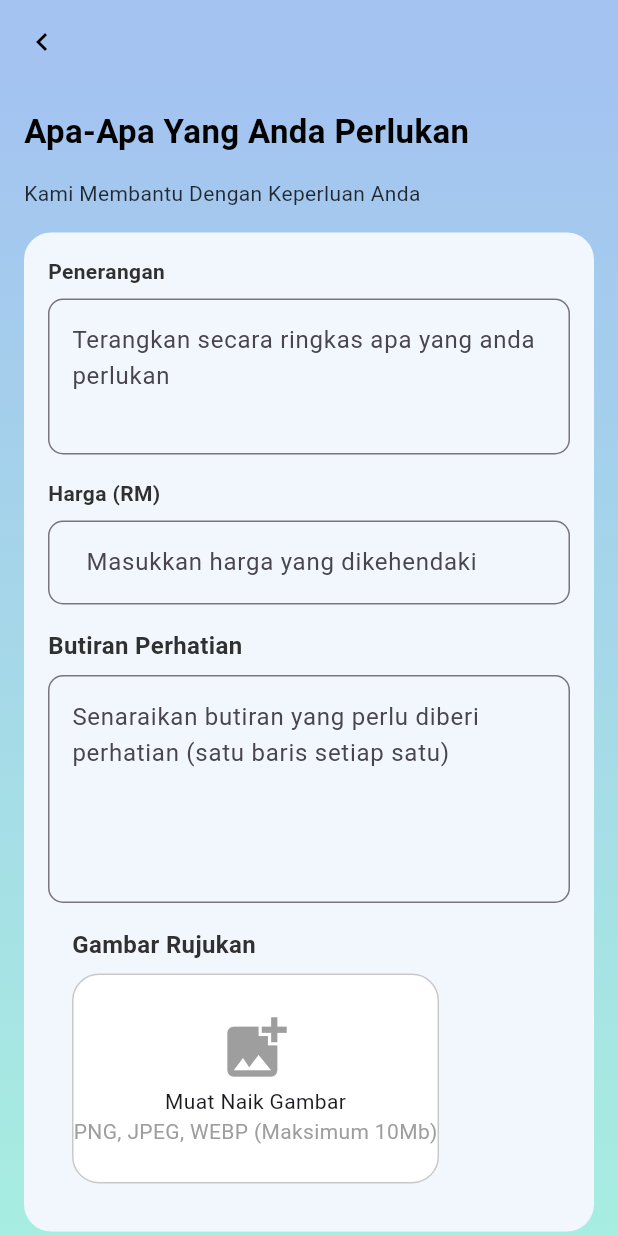
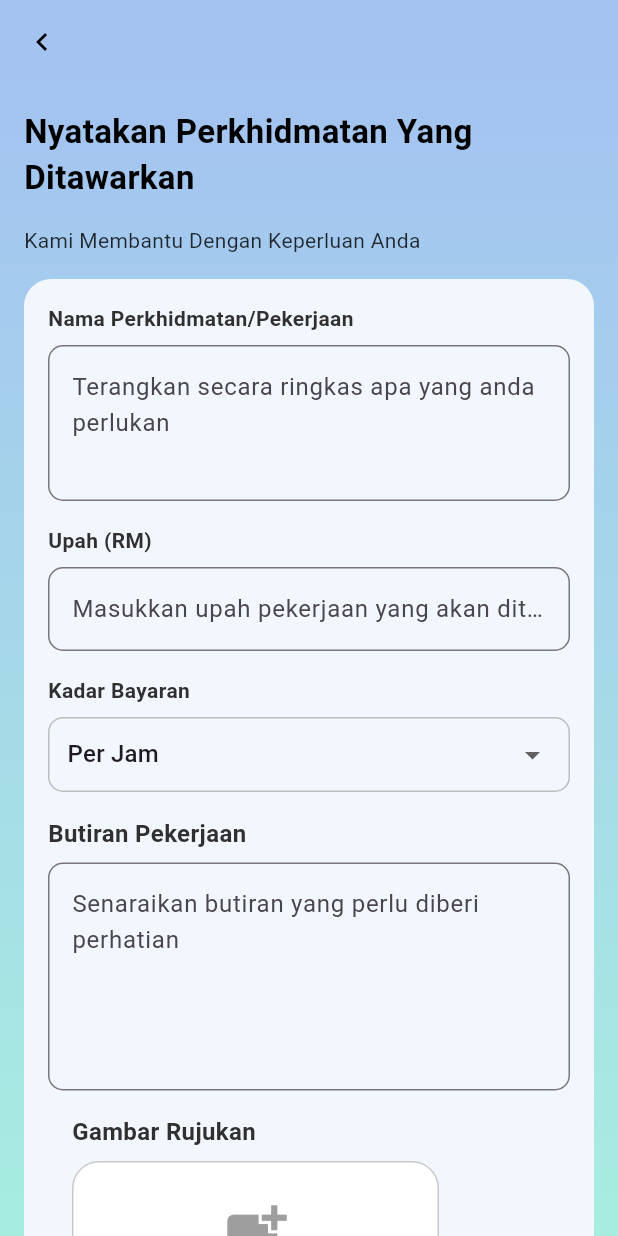
Before and after one commit to izzathakimi/henshin, a Flutter app: the RequestServicePage1Widget screen opened directly, on a phone screen of 412 x 824 dp. Run offline on Flutter 3.47's test engine with Material 3 defaults, Android fonts, the phone set to English and light mode, and no system bars; our stand-ins replace auto_size_text, cached_network_image, cloud_firestore, firebase_auth, firebase_core, firebase_storage and 7 more; accounts and stored records are empty; generated files the repository leaves out were written again; Roboto replaces fonts that are missing (NatoSansKhmer, Ubuntu).

Commit message:
Flutter Upgrade and Few Changes

```diff
--- a/lib/home_page.dart
+++ b/lib/home_page.dart
@@ -54,18 +54,18 @@ class HomePageState extends State<HomePage> {
     'Halaman Profil',
     'Kerja Tersedia',
     'Permohonan Kerja',
-    'Postingan Pekerjaan',
+    'Tawar Pekerjaan',
     'Servis dalam Proses',
-    'Rekod Servis',
+    'Senarai Pekerjaan Yang Ditawarkan',
   ];
 
   final List<Map<String, dynamic>> _drawerItems = [
     {'icon': Icons.person, 'title': 'Halaman Profil', 'index': 3},
     {'icon': Icons.work, 'title': 'Kerja Tersedia', 'index': 4},
     {'icon': Icons.description, 'title': 'Permohonan Kerja', 'index': 5},
-    {'icon': Icons.build, 'title': 'Postingan Pekerjaan', 'index': 6},
+    {'icon': Icons.build, 'title': 'Tawar Pekerjaan', 'index': 6},
     {'icon': Icons.timer, 'title': 'Servis Dalam Proses', 'index': 7},
-    {'icon': Icons.history, 'title': 'Rekod Servis', 'index': 8},
+    {'icon': Icons.history, 'title': 'Senarai Pekerjaan Yang Ditawarkan', 'index': 8},
   ];
 
   void _onItemTapped(int index) {
--- a/lib/job_application_page/job_application_widget.dart
+++ b/lib/job_application_page/job_application_widget.dart
@@ -154,7 +154,7 @@ class JobApplicationPageWidgetState extends State<JobApplicationPageWidget> {
                                   child: ClipRRect(
                                     borderRadius: BorderRadius.circular(12),
                                     child: Image.asset(
-                                      'assets/images/HensinLogo_removebg_preview.png',
+                                      'assets/images/RuralHubLogo.png',
                                       width: 100,
                                       height: 100,
                                       fit: BoxFit.cover,
@@ -358,7 +358,7 @@ class JobApplicationPageWidgetState extends State<JobApplicationPageWidget> {
                                   child: ClipRRect(
                                     borderRadius: BorderRadius.circular(12),
                                     child: Image.asset(
-                                      'assets/images/HensinLogo_removebg_preview.png',
+                                      'assets/images/RuralHubLogo.png',
                                       width: 100,
                                       height: 100,
                                       fit: BoxFit.cover,
@@ -562,7 +562,7 @@ class JobApplicationPageWidgetState extends State<JobApplicationPageWidget> {
                                   child: ClipRRect(
                                     borderRadius: BorderRadius.circular(12),
                                     child: Image.asset(
-                                      'assets/images/HensinLogo_removebg_preview.png',
+                                      'assets/images/RuralHubLogo.png',
                                       width: 100,
                                       height: 100,
                                       fit: BoxFit.cover,
@@ -766,7 +766,7 @@ class JobApplicationPageWidgetState extends State<JobApplicationPageWidget> {
                                   child: ClipRRect(
                                     borderRadius: BorderRadius.circular(12),
                                     child: Image.asset(
-                                      'assets/images/HensinLogo_removebg_preview.png',
+                                      'assets/images/RuralHubLogo.png',
                                       width: 100,
                                       height: 100,
                                       fit: BoxFit.cover,
@@ -970,7 +970,7 @@ class JobApplicationPageWidgetState extends State<JobApplicationPageWidget> {
                                   child: ClipRRect(
                                     borderRadius: BorderRadius.circular(12),
                                     child: Image.asset(
-                                      'assets/images/HensinLogo_removebg_preview.png',
+                                      'assets/images/RuralHubLogo.png',
                                       width: 100,
                                       height: 100,
                                       fit: BoxFit.cover,
@@ -1174,7 +1174,7 @@ class JobApplicationPageWidgetState extends State<JobApplicationPageWidget> {
                                   child: ClipRRect(
                                     borderRadius: BorderRadius.circular(12),
                                     child: Image.asset(
-                                      'assets/images/HensinLogo_removebg_preview.png',
+                                      'assets/images/RuralHubLogo.png',
                                       width: 100,
                                       height: 100,
                                       fit: BoxFit.cover,
@@ -1378,7 +1378,7 @@ class JobApplicationPageWidgetState extends State<JobApplicationPageWidget> {
                                   child: ClipRRect(
                                     borderRadius: BorderRadius.circular(12),
                                     child: Image.asset(
-                                      'assets/images/HensinLogo_removebg_preview.png',
+                                      'assets/images/RuralHubLogo.png',
                                       width: 100,
                                       height: 100,
                                       fit: BoxFit.cover,
--- a/lib/request_history/request_history_widget.dart
+++ b/lib/request_history/request_history_widget.dart
@@ -108,6 +108,7 @@ class RequestHistoryWidget extends StatelessWidget {
                               requirements: List<String>.from(data['requirements'] ?? []),
                               description: data['description'] ?? '',
                               imageUrl: data['imageUrl'] ?? '',
+                              paymentRate: data['paymentRate'] ?? '',
                               dateTime: timestamp,
                               requestId: doc.id,
                             ),
--- a/lib/request_service_page1/request_service_page1_widget.dart
+++ b/lib/request_service_page1/request_service_page1_widget.dart
@@ -19,6 +19,7 @@ class RequestServicePage1WidgetState extends State<RequestServicePage1Widget> {
   final TextEditingController _priceController = TextEditingController();
   final TextEditingController _requirementsController = TextEditingController();
   final TextEditingController _descriptionController = TextEditingController();
+  String _selectedPaymentRate = 'Per Jam';
   File? _image;
   final picker = ImagePicker();
 
@@ -48,31 +49,31 @@ class RequestServicePage1WidgetState extends State<RequestServicePage1Widget> {
   void navigateToSummary() async {
     double price = double.tryParse(_priceController.text) ?? 0;
     List<String> requirements = _requirementsController.text.split('\n');
-    String description = _descriptionController.text; // Retrieve description
+    String description = _descriptionController.text;
     String? imageUrl;
     if (_image != null) {
       imageUrl = await uploadImage(_image!);
     }
 
     try {
-      // Save data to Firestore
       await FirebaseFirestore.instance.collection('service_requests').add({
         'price': price,
+        'paymentRate': _selectedPaymentRate,
         'requirements': requirements,
-        'description': description, // Use description here
+        'description': description,
         'timestamp': FieldValue.serverTimestamp(),
         'imageUrl': imageUrl,
       });
 
-      // Navigate to summary page
       Navigator.push(
         context,
         MaterialPageRoute(
           builder: (context) => RequestSummaryWidget(
             price: price,
+            paymentRate: _selectedPaymentRate,
             requirements: requirements,
-            description: description, // Pass description to summary page
-            imageUrl: imageUrl ?? '', // Provide a default empty string if imageUrl is null
+            description: description,
+            imageUrl: imageUrl ?? '',
           ),
         ),
       );
@@ -123,7 +124,7 @@ class RequestServicePage1WidgetState extends State<RequestServicePage1Widget> {
                 Padding(
                   padding: const EdgeInsets.all(16),
                   child: Text(
-                    'Apa-Apa Yang Anda Perlukan',
+                    'Nyatakan Perkhidmatan Yang Ditawarkan',
                     style: HenshinTheme.title2.copyWith(fontFamily: 'Ubuntu',
                       fontWeight: FontWeight.bold,
                       color: Colors.black,),
@@ -153,7 +154,7 @@ class RequestServicePage1WidgetState extends State<RequestServicePage1Widget> {
                         crossAxisAlignment: CrossAxisAlignment.start,
                         children: [
                           Text(
-                            'Penerangan',
+                            'Nama Perkhidmatan/Pekerjaan',
                             style: HenshinTheme.bodyText1.override(
                               fontFamily: 'NatoSansKhmer',
                               fontWeight: FontWeight.bold,
@@ -173,7 +174,7 @@ class RequestServicePage1WidgetState extends State<RequestServicePage1Widget> {
                           ),
                           const SizedBox(height: 16),
                           Text(
-                            'Harga (RM)',
+                            'Upah (RM)',
                             style: HenshinTheme.bodyText1.override(
                               fontFamily: 'NatoSansKhmer',
                               fontWeight: FontWeight.bold,
@@ -185,8 +186,8 @@ class RequestServicePage1WidgetState extends State<RequestServicePage1Widget> {
                             controller: _priceController,
                             keyboardType: TextInputType.number,
                             decoration: InputDecoration(
-                              hintText: 'Masukkan harga yang dikehendaki',
-                              prefixText: '\$',
+                              hintText: 'Masukkan upah pekerjaan yang akan ditawarkan',
+                              // prefixText: 'RM',
                               border: OutlineInputBorder(
                                 borderRadius: BorderRadius.circular(10),
                               ),
@@ -194,7 +195,46 @@ class RequestServicePage1WidgetState extends State<RequestServicePage1Widget> {
                           ),
                           const SizedBox(height: 16),
                           Text(
-                            'Butiran Perhatian',
+                            'Kadar Bayaran',
+                            style: HenshinTheme.bodyText1.override(
+                              fontFamily: 'NatoSansKhmer',
+                              fontWeight: FontWeight.bold,
+                              useGoogleFonts: false,
+                            ),
+                          ),
+                          const SizedBox(height: 8),
+                          Container(
+                            width: double.infinity,
+                            decoration: BoxDecoration(
+                              borderRadius: BorderRadius.circular(10),
+                              border: Border.all(
+                                color: Colors.grey.shade400,
+                              ),
+                            ),
+                            child: Padding(
+                              padding: const EdgeInsets.symmetric(horizontal: 12),
+                              child: DropdownButton<String>(
+                                value: _selectedPaymentRate,
+                                isExpanded: true,
+                                underline: Container(),
+                                items: <String>['Per Jam', 'Per Hari']
+                                    .map<DropdownMenuItem<String>>((String value) {
+                                  return DropdownMenuItem<String>(
+                                    value: value,
+                                    child: Text(value),
+                                  );
+                                }).toList(),
+                                onChanged: (String? newValue) {
+                                  setState(() {
+                                    _selectedPaymentRate = newValue!;
+                                  });
+                                },
+                              ),
+                            ),
+                          ),
+                          const SizedBox(height: 16),
+                          Text(
+                            'Butiran Pekerjaan',
                             style: HenshinTheme.bodyText1.override(
                               fontFamily: 'NatoSansKhmer',
                               fontSize: 16,
@@ -207,7 +247,7 @@ class RequestServicePage1WidgetState extends State<RequestServicePage1Widget> {
                             controller: _requirementsController,
                             maxLines: 5,
                             decoration: InputDecoration(
-                              hintText: 'Senaraikan butiran yang perlu diberi perhatian (satu baris setiap satu)',
+                              hintText: 'Senaraikan butiran yang perlu diberi perhatian',
                               border: OutlineInputBorder(
                                 borderRadius: BorderRadius.circular(10),
                               ),
--- a/lib/request_summary/request_summary_widget.dart
+++ b/lib/request_summary/request_summary_widget.dart
@@ -10,12 +10,14 @@ class RequestSummaryWidget extends StatelessWidget {
   final String imageUrl;
   final DateTime? dateTime;  // Make it nullable and optional
   final String requestId;
+  final String paymentRate;
   const RequestSummaryWidget({
     super.key,  // Changed from Key? key to super.key
     required this.price,
     required this.requirements,
     required this.description,
     required this.imageUrl,
+    required this.paymentRate,
     this.dateTime,  // Made optional
     this.requestId = '#REQ123456',
   });
@@ -60,6 +62,7 @@ class RequestSummaryWidget extends StatelessWidget {
                     const SizedBox(height: 20),
                     _buildInfoRow('ID Permintaan:', requestId),
                     _buildInfoRow('Jumlah:', 'RM ${price.toStringAsFixed(2)}'),
+                    _buildInfoRow('Kadar Bayaran:', paymentRate),
                     _buildInfoRow('Status Permintaan:', 'Selesai'),
                     const SizedBox(height: 16),
                     Text('Penerangan:', style: HenshinTheme.bodyText1.copyWith(color: Colors.grey)),
--- a/pubspec.yaml
+++ b/pubspec.yaml
@@ -14,6 +14,8 @@ dependencies:
   image_cropper_for_web: 6.0.2
   provider: ^6.1.2
   go_router: ^13.2.1
+  stream_chat_flutter: ^8.0.0
+
 
   firebase_storage: ^12.3.4
 
```
Also changed, not shown: pubspec.lock.
